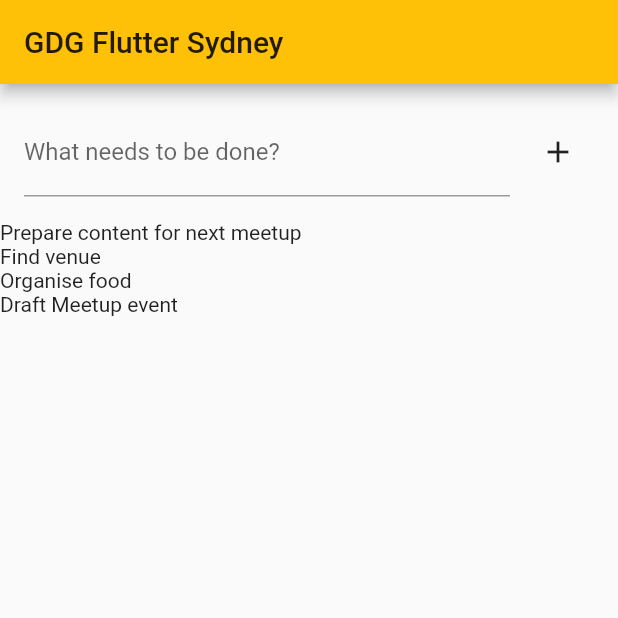
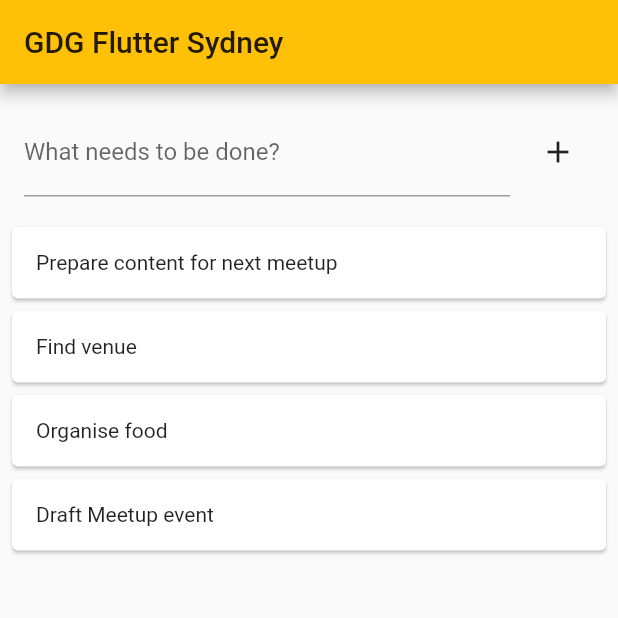
Before and after one commit to QuirijnGB/flutter_study_jam, a Flutter app: the screen it shows after launch, on a phone screen of 412 x 824 dp, the top half of it. Run offline on Flutter 3.47's test engine with Material 2 defaults, Android fonts, the phone set to English and light mode, and no system bars.

Commit message:
Make Todo cards

```diff
--- a/lib/main.dart
+++ b/lib/main.dart
@@ -74,9 +74,7 @@ class _MyHomePageState extends State<MyHomePage> {
           ),
           Expanded(
             child: ListView(
-              children: todos.map((todo) {
-                return Text(todo.todo);
-              }).toList(),
+              children: todos.map((todo) => TodoListItem(todo: todo)).toList(),
             ),
           ),
         ],
@@ -91,6 +89,28 @@ class _MyHomePageState extends State<MyHomePage> {
   }
 }
 
+class TodoListItem extends StatelessWidget {
+  final todo;
+
+  const TodoListItem({
+    Key key,
+    this.todo,
+  }) : super(key: key);
+
+  @override
+  Widget build(BuildContext context) {
+    return Padding(
+      padding: const EdgeInsets.only(left: 4.0, right: 4.0),
+      child: Card(
+        child: Padding(
+          padding: const EdgeInsets.all(16.0),
+          child: Text(todo.todo),
+        ),
+      ),
+    );
+  }
+}
+
 class TodoEntity {
   String todo;
   bool done;
```
